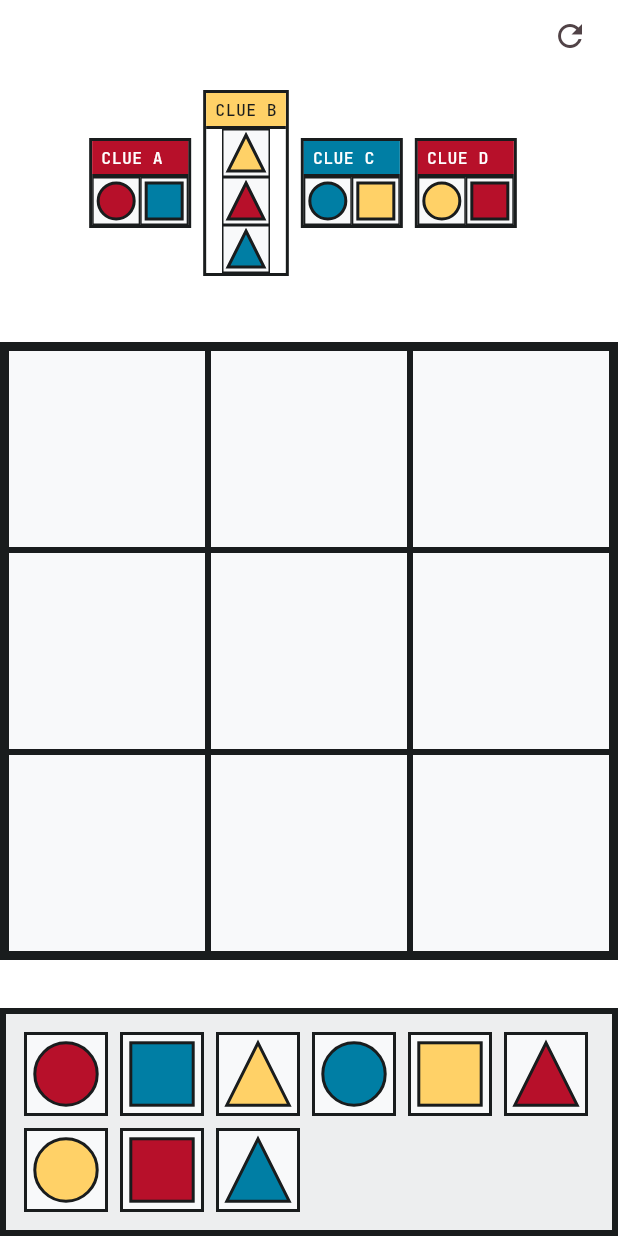
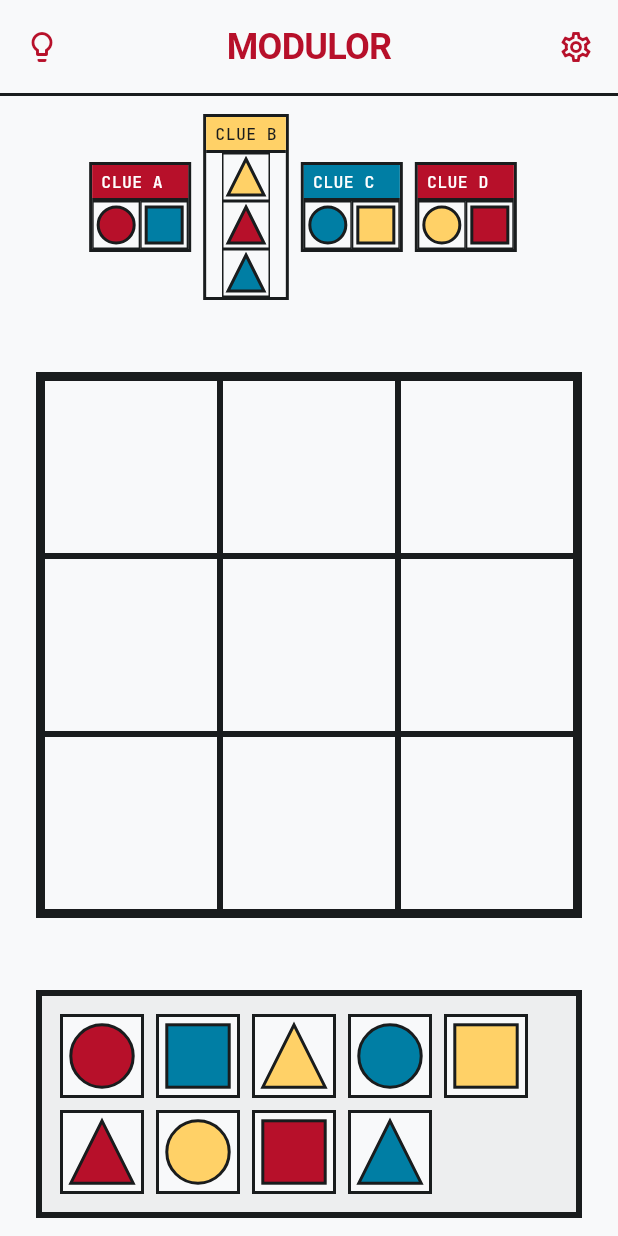
Before and after one commit to koczka990/modulor, a Flutter app: the screen it shows after launch, on a phone screen of 412 x 824 dp. Run offline on Flutter 3.47's test engine with Material 3 defaults, Android fonts, the phone set to English and light mode, and no system bars; our stand-ins replace google_fonts.

Commit message:
feat: styled GameScreen header with MODULOR title, hint and settings menu

```diff
--- a/modulor_app/lib/widgets/game_screen.dart
+++ b/modulor_app/lib/widgets/game_screen.dart
@@ -1,7 +1,10 @@
 import 'package:flutter/material.dart';
+import 'package:google_fonts/google_fonts.dart';
+
+import '../app_theme.dart';
+import '../models/drag_data.dart';
 import '../models/piece.dart';
 import '../models/puzzle.dart';
-import '../models/drag_data.dart';
 import 'board_grid.dart';
 import 'clue_strip.dart';
 import 'tray.dart';
@@ -69,29 +72,77 @@ class _GameScreenState extends State<GameScreen> {
     );
   }
 
+  Widget _buildHeader() {
+    return Container(
+      height: 64,
+      decoration: const BoxDecoration(
+        color: AppColors.background,
+        border: Border(
+          bottom: BorderSide(color: AppColors.ink, width: 2),
+        ),
+      ),
+      padding: const EdgeInsets.symmetric(horizontal: 4),
+      child: Row(
+        children: [
+          IconButton(
+            icon: const Icon(Icons.lightbulb_outline, color: AppColors.primary),
+            tooltip: 'Hint',
+            onPressed: null,
+          ),
+          Expanded(
+            child: Text(
+              'MODULOR',
+              textAlign: TextAlign.center,
+              style: GoogleFonts.archivoNarrow(
+                fontSize: 24,
+                fontWeight: FontWeight.w700,
+                color: AppColors.primary,
+                letterSpacing: -0.5,
+              ),
+            ),
+          ),
+          PopupMenuButton<String>(
+            icon: const Icon(Icons.settings_outlined, color: AppColors.primary),
+            tooltip: 'Menu',
+            onSelected: (value) {
+              if (value == 'restart') _reset();
+            },
+            itemBuilder: (context) => [
+              const PopupMenuItem(
+                value: 'restart',
+                child: Text('Restart'),
+              ),
+              const PopupMenuItem(
+                value: 'menu',
+                enabled: false,
+                child: Text('Back to Menu'),
+              ),
+              const PopupMenuItem(
+                value: 'settings',
+                enabled: false,
+                child: Text('Settings'),
+              ),
+            ],
+          ),
+        ],
+      ),
+    );
+  }
+
   @override
   Widget build(BuildContext context) {
     final isBoardFull = board.every((p) => p != null);
     return Scaffold(
-      backgroundColor: Colors.white,
+      backgroundColor: AppColors.background,
       body: SafeArea(
         child: Column(
           children: [
-            Padding(
-              padding: const EdgeInsets.symmetric(horizontal: 8),
-              child: Row(
-                mainAxisAlignment: MainAxisAlignment.end,
-                children: [
-                  IconButton(
-                    icon: const Icon(Icons.refresh),
-                    onPressed: _reset,
-                    tooltip: 'Reset',
-                  ),
-                ],
-              ),
-            ),
+            _buildHeader(),
             ClueStrip(clues: widget.puzzle.clues),
             Expanded(
+              child: Padding(
+                padding: const EdgeInsets.symmetric(
+                    horizontal: 24, vertical: 16),
                 child: Center(
                   child: BoardGrid(
                     board: board,
@@ -99,11 +150,16 @@ class _GameScreenState extends State<GameScreen> {
                   ),
                 ),
               ),
-            Tray(
+            ),
+            Padding(
+              padding: const EdgeInsets.symmetric(
+                  horizontal: 24, vertical: 12),
+              child: Tray(
                 tray: tray,
                 isBoardFull: isBoardFull,
                 onDropToTray: _onDropToTray,
                 onCheck: _checkSolution,
+              ),
             ),
           ],
         ),
```
Also changed, not shown: 1 other file. Lines whose indentation alone changed are shown as unchanged.
